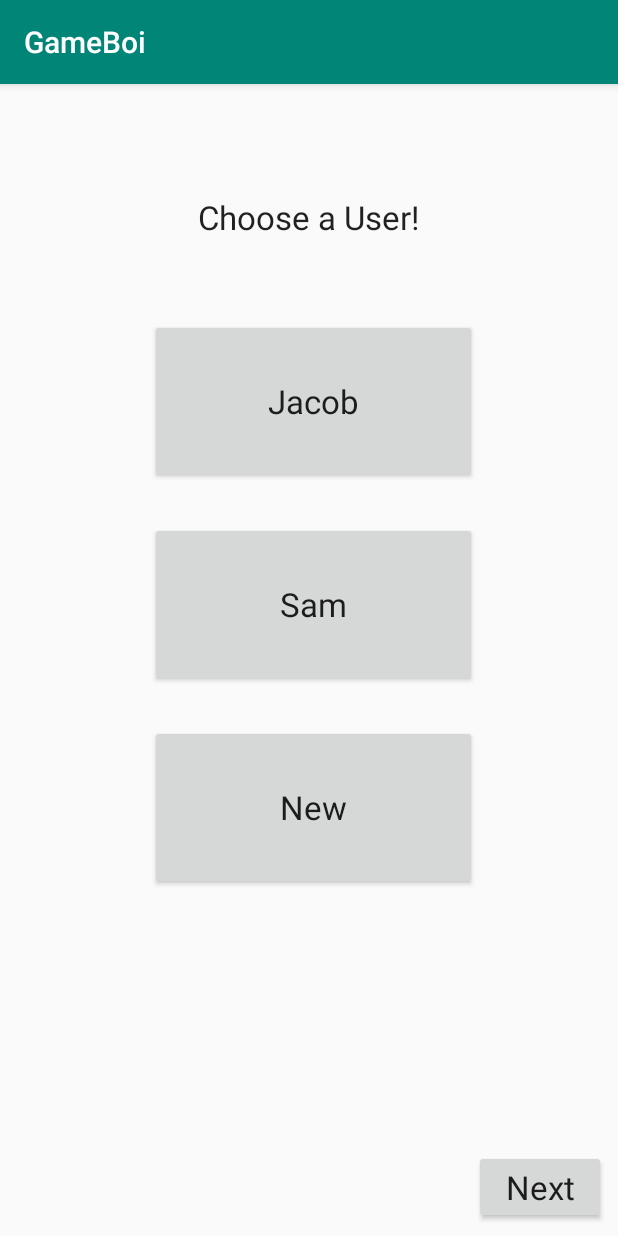
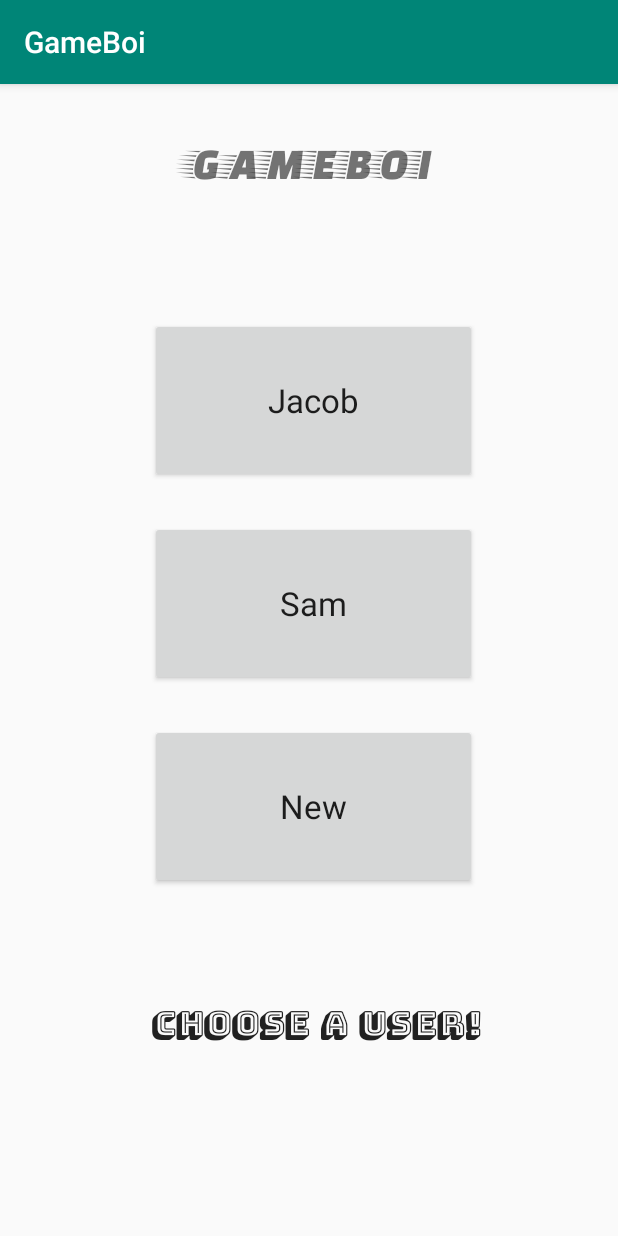
Before and after one commit to CraigP17/GameBoi-CSC207, an Android app: the screen it shows after launch (MainActivity), on a phone screen of 412 x 824 dp. Run offline under Robolectric (Android 15) with nearby library versions, the phone set to English and light mode, and no system bars.

Commit message:
Changes to main activity

```diff
--- a/phase1/app/src/main/java/com/example/gameboi/MainActivity.java
+++ b/phase1/app/src/main/java/com/example/gameboi/MainActivity.java
@@ -104,7 +104,7 @@ public class MainActivity extends AppCompatActivity {
     }
 
     /** Called when the user taps the Send button */
-    public void toNext(View view) {
+    /*public void toNext(View view) {
         //says to switch from this activity to the next one
         Intent intent = new Intent(this, MathGame.class);
         //EditText editText = (EditText) findViewById(R.id.editText); //look up the id for text user inputted
@@ -112,5 +112,5 @@ public class MainActivity extends AppCompatActivity {
         //intent.putExtra(EXTRA_MESSAGE, message); //create key value pair
         startActivity(intent); //now intent has key value
         //goes to MathGame.class
-    }
+    }*/
 }
--- a/phase1/app/src/main/res/layout/activity_main.xml
+++ b/phase1/app/src/main/res/layout/activity_main.xml
@@ -8,43 +8,36 @@
 
     <TextView
         android:id="@+id/textView41"
-        android:layout_width="214dp"
-        android:layout_height="87dp"
-        android:layout_marginStart="140dp"
-        android:layout_marginTop="45dp"
-        android:layout_marginEnd="140dp"
+        android:layout_width="288dp"
+        android:layout_height="90dp"
+        android:layout_marginStart="66dp"
+        android:layout_marginTop="27dp"
+        android:layout_marginEnd="57dp"
+        android:layout_marginBottom="78dp"
+        android:fontFamily="@font/bungee_shade"
         android:gravity="center"
         android:text="@string/chooseUser"
+        android:textAlignment="center"
         android:textAppearance="@style/TextAppearance.AppCompat.Large"
+        android:textStyle="bold"
+        app:layout_constraintBottom_toBottomOf="parent"
         app:layout_constraintEnd_toEndOf="parent"
         app:layout_constraintStart_toStartOf="parent"
-        app:layout_constraintTop_toTopOf="parent" />
-
-    <Button
-        android:id="@+id/button"
-        android:layout_width="wrap_content"
-        android:layout_height="wrap_content"
-        android:layout_marginEnd="8dp"
-        android:layout_marginBottom="8dp"
-        android:onClick="toNext"
-        android:text="@string/toMath"
-        android:textAppearance="@style/TextAppearance.AppCompat.Large"
-        app:layout_constraintBottom_toBottomOf="parent"
-        app:layout_constraintEnd_toEndOf="parent" />
+        app:layout_constraintTop_toBottomOf="@+id/user3" />
 
     <Button
         android:id="@+id/user1"
         android:layout_width="218dp"
         android:layout_height="110dp"
         android:layout_marginStart="99dp"
-        android:layout_marginTop="24dp"
+        android:layout_marginTop="70dp"
         android:layout_marginEnd="94dp"
         android:onClick="User1Btn"
         android:text="@string/newUser"
         android:textAppearance="@style/TextAppearance.AppCompat.Large"
         app:layout_constraintEnd_toEndOf="parent"
         app:layout_constraintStart_toStartOf="parent"
-        app:layout_constraintTop_toBottomOf="@+id/textView41" />
+        app:layout_constraintTop_toBottomOf="@+id/textView29" />
 
     <Button
         android:id="@+id/user2"
@@ -74,4 +67,22 @@
         app:layout_constraintStart_toStartOf="parent"
         app:layout_constraintTop_toBottomOf="@+id/user2" />
 
+    <TextView
+        android:id="@+id/textView29"
+        android:layout_width="239dp"
+        android:layout_height="50dp"
+        android:layout_marginStart="86dp"
+        android:layout_marginTop="36dp"
+        android:layout_marginEnd="86dp"
+        android:layout_marginBottom="70dp"
+        android:fontFamily="@font/faster_one"
+        android:text="@string/gameboiSign"
+        android:textAlignment="center"
+        android:textSize="30sp"
+        app:layout_constraintBottom_toTopOf="@+id/user1"
+        app:layout_constraintEnd_toEndOf="parent"
+        app:layout_constraintHorizontal_bias="0.0"
+        app:layout_constraintStart_toStartOf="parent"
+        app:layout_constraintTop_toTopOf="parent" />
+
 </androidx.constraintlayout.widget.ConstraintLayout>
--- a/phase1/app/src/main/res/values/strings.xml
+++ b/phase1/app/src/main/res/values/strings.xml
@@ -76,4 +76,5 @@
     <string name="lbname">Name</string>
     <string name="highscores">Highscores</string>
     <string name="pandaBTN">Panda</string>
+    <string name="gameboiSign">GAMEBOI</string>
 </resources>
```
Also changed, not shown: phase1/app/src/main/res/font/faster_one.ttf (added), phase1/app/src/main/res/font/permanent_marker.ttf (added).
